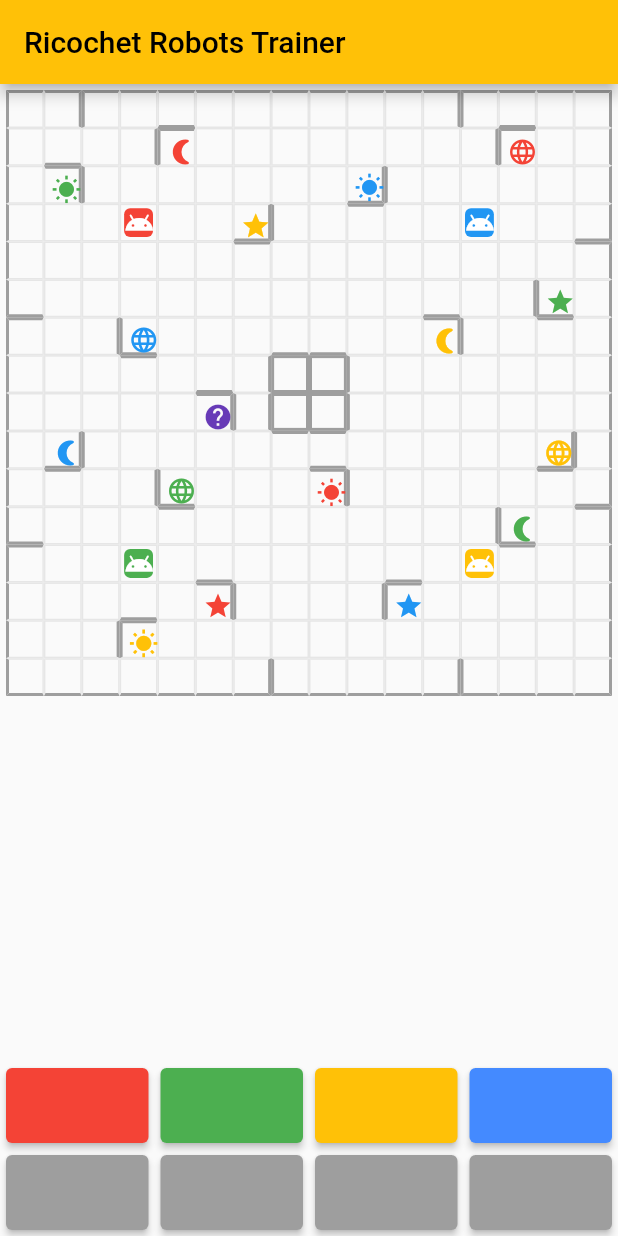
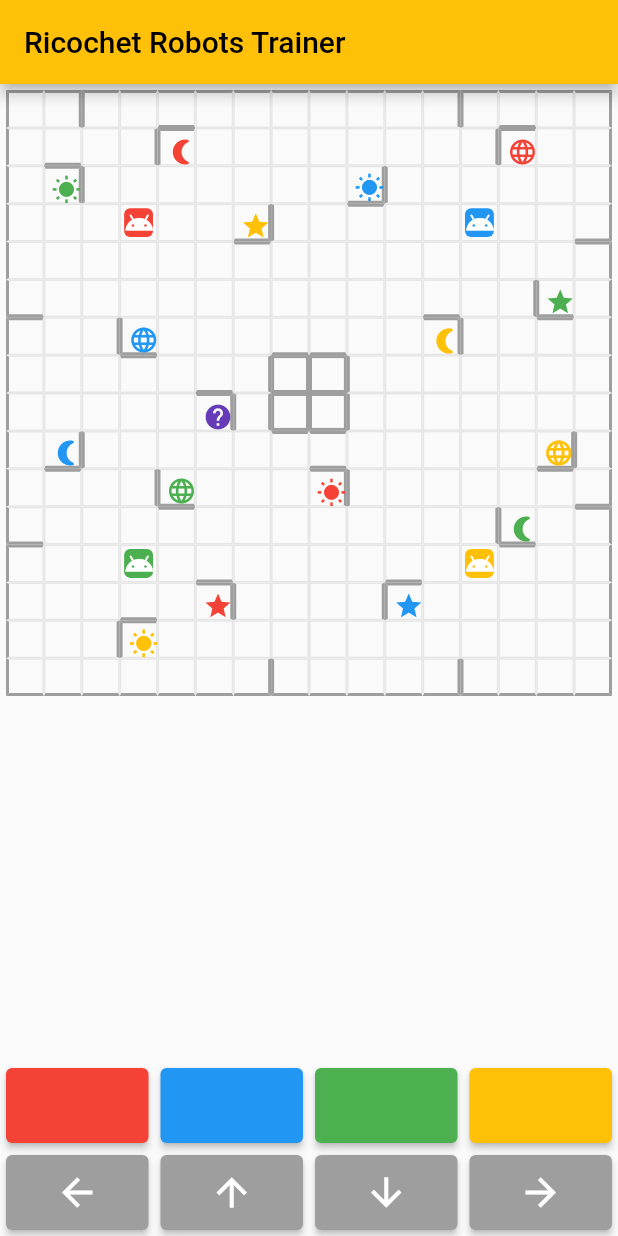
Before and after one commit to kaseken/ricochet_robots, a Flutter app: the screen it shows after launch, on a phone screen of 412 x 824 dp. Run offline on Flutter 3.47's test engine with Material 2 defaults, Android fonts, the phone set to English and light mode, and no system bars.

Commit message:
feat: enable to move robots

```diff
--- a/lib/models/board.dart
+++ b/lib/models/board.dart
@@ -21,21 +21,27 @@ class Board {
     };
   }
 
-  bool move(Robot robot, Directions direction) {
+  RobotPositions move(Robot robot, Directions direction) {
     final position = robotPositions[robot.color];
     if (position == null) {
-      return false;
+      return robotPositions;
     }
-    final currentGrid = grids[position.y][position.x];
-    if (currentGrid.canMove(direction)) {
-      return false;
-    }
+    final otherRobotPositions = robotPositions.entries
+        .where((e) => e.key != robot.color)
+        .map((e) => e.value);
     var to = position; // TODO: make it immutable.
     while (grids[to.y][to.x].canMove(direction)) {
       to = to.next(direction);
+      // TODO: refactor
+      final otherRobotExists = otherRobotPositions
+          .where((p) => p.x == to.x && p.y == to.y)
+          .isNotEmpty;
+      if (otherRobotExists) {
+        return robotPositions;
+      }
+      robotPositions[robot.color] = to;
     }
-    robotPositions[robot.color] = to;
-    return true;
+    return robotPositions;
   }
 
   bool isGoal(Position position, Goal goal) {
--- a/lib/widgets/board_widget.dart
+++ b/lib/widgets/board_widget.dart
@@ -6,15 +6,16 @@ import 'package:ricochet_robots/widgets/grid_widget.dart';
 
 class BoardWidget extends StatelessWidget {
   final Board board;
+  final RobotPositions robotPositions;
 
   const BoardWidget({
     Key? key,
     required this.board,
+    required this.robotPositions,
   }) : super(key: key);
 
   Robot? _robot(int x, int y) {
-    final robotPositions = board.robotPositions.entries;
-    for (final robot in robotPositions) {
+    for (final robot in robotPositions.entries) {
       if (robot.value.x == x && robot.value.y == y) {
         return Robot(color: robot.key);
       }
--- a/lib/widgets/control_buttons.dart
+++ b/lib/widgets/control_buttons.dart
@@ -1,9 +1,18 @@
 import 'package:flutter/material.dart';
+import 'package:ricochet_robots/models/position.dart';
+import 'package:ricochet_robots/models/robot.dart';
 
 class ControlButtons extends StatelessWidget {
-  const ControlButtons({Key? key}) : super(key: key);
+  final Function(RobotColors color) onColorSelected;
+  final Function(Directions direction) onDirectionSelected;
 
-  List<Expanded> _buildButtons(List<Color> colors) {
+  const ControlButtons({
+    Key? key,
+    required this.onColorSelected,
+    required this.onDirectionSelected,
+  }) : super(key: key);
+
+  List<Expanded> _buildColorButtons(List<RobotColors> colors) {
     return colors
         .map(
           (color) => Expanded(
@@ -11,9 +20,10 @@ class ControlButtons extends StatelessWidget {
               padding: const EdgeInsets.all(4.0),
               child: ElevatedButton(
                 style: ButtonStyle(
-                  backgroundColor: MaterialStateProperty.all<Color>(color),
+                  backgroundColor:
+                      MaterialStateProperty.all<Color>(getActualColor(color)),
                 ),
-                onPressed: () => {},
+                onPressed: () => onColorSelected(color),
                 child: const SizedBox(
                   height: 50,
                 ),
@@ -24,18 +34,72 @@ class ControlButtons extends StatelessWidget {
         .toList();
   }
 
+  List<Widget> _buildDirectionButtons(List<Directions> directions) {
+    IconData? _getLabel(Directions direction) {
+      switch (direction) {
+        case Directions.up:
+          return Icons.arrow_upward;
+        case Directions.down:
+          return Icons.arrow_downward;
+        case Directions.right:
+          return Icons.arrow_forward;
+        case Directions.left:
+          return Icons.arrow_back;
+        default:
+          return null;
+      }
+    }
+
+    Icon? _getIcon(Directions direction) {
+      final label = _getLabel(direction);
+      if (label != null) {
+        return Icon(
+          label,
+          size: 30,
+          color: Colors.white,
+        );
+      }
+      return null;
+    }
+
+    return directions
+        .map(
+          (direction) => Expanded(
+            child: Padding(
+              padding: const EdgeInsets.all(4.0),
+              child: ElevatedButton(
+                style: ButtonStyle(
+                  backgroundColor:
+                      MaterialStateProperty.all<Color>(Colors.grey), // FIXME
+                ),
+                onPressed: () => onDirectionSelected(direction),
+                child: SizedBox(
+                  height: 50,
+                  child: _getIcon(direction),
+                ),
+              ),
+            ),
+          ),
+        )
+        .toList();
+  }
+
   @override
   Widget build(BuildContext context) {
-    final colors = [Colors.red, Colors.green, Colors.amber, Colors.blueAccent];
     return Column(
       children: [
         Row(
           mainAxisAlignment: MainAxisAlignment.spaceEvenly,
-          children: _buildButtons(colors),
+          children: _buildColorButtons(RobotColors.values),
         ),
         Row(
           mainAxisAlignment: MainAxisAlignment.spaceEvenly,
-          children: _buildButtons(List.filled(4, Colors.grey)),
+          children: _buildDirectionButtons([
+            Directions.left,
+            Directions.up,
+            Directions.down,
+            Directions.right,
+          ]),
         ),
       ],
     );
--- a/lib/widgets/game_widget.dart
+++ b/lib/widgets/game_widget.dart
@@ -1,6 +1,7 @@
 import 'package:flutter/material.dart';
 import 'package:ricochet_robots/models/board.dart';
 import 'package:ricochet_robots/models/goal.dart';
+import 'package:ricochet_robots/models/position.dart';
 import 'package:ricochet_robots/models/robot.dart';
 import 'package:ricochet_robots/widgets/board_widget.dart';
 import 'package:ricochet_robots/widgets/control_buttons.dart';
@@ -20,6 +21,26 @@ class _State extends State<GameWidget> {
     color: RobotColors.red,
     type: GoalTypes.sun,
   );
+  var focusedRobot = const Robot(color: RobotColors.red);
+  late RobotPositions robotPositions;
+
+  @override
+  void initState() {
+    super.initState();
+    robotPositions = board.robotPositions;
+  }
+
+  void _onColorSelected(RobotColors color) {
+    setState(() {
+      focusedRobot = Robot(color: color);
+    });
+  }
+
+  void _onDirectionSelected(Directions direction) {
+    setState(() {
+      robotPositions = board.move(focusedRobot, direction);
+    });
+  }
 
   @override
   Widget build(BuildContext context) {
@@ -32,10 +53,16 @@ class _State extends State<GameWidget> {
             Expanded(
               child: AspectRatio(
                 aspectRatio: 1,
-                child: BoardWidget(board: board),
+                child: BoardWidget(
+                  board: board,
+                  robotPositions: robotPositions,
+                ),
               ),
             ),
-            const ControlButtons(),
+            ControlButtons(
+              onColorSelected: _onColorSelected,
+              onDirectionSelected: _onDirectionSelected,
+            ),
           ],
         ),
       ),
```
